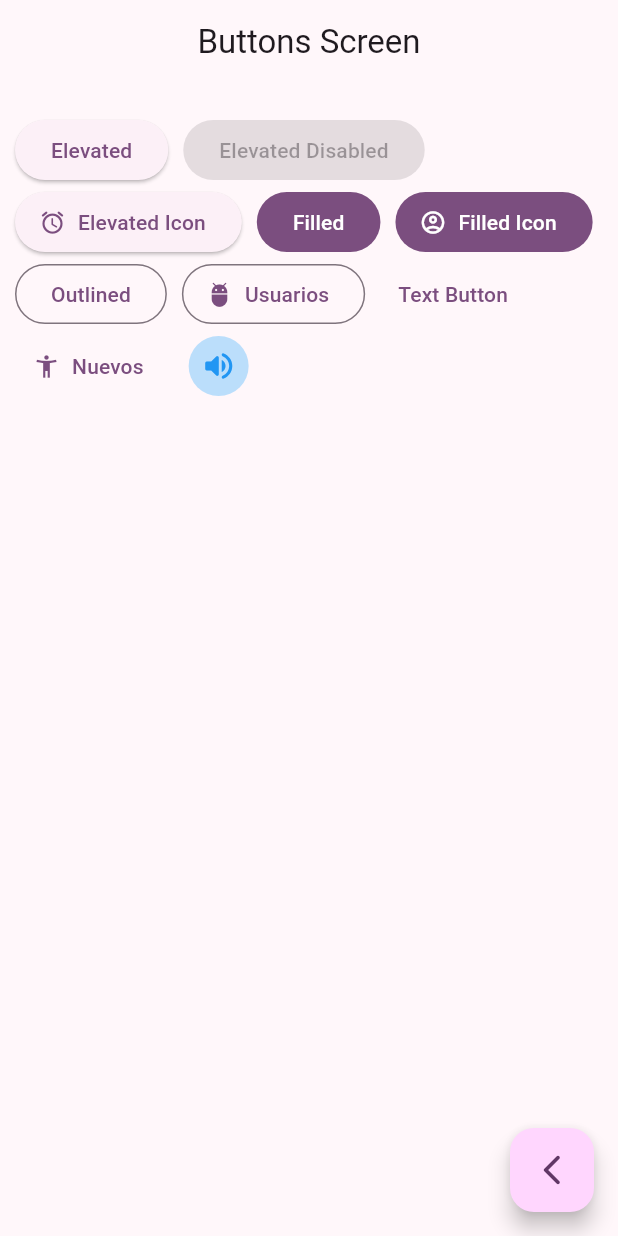
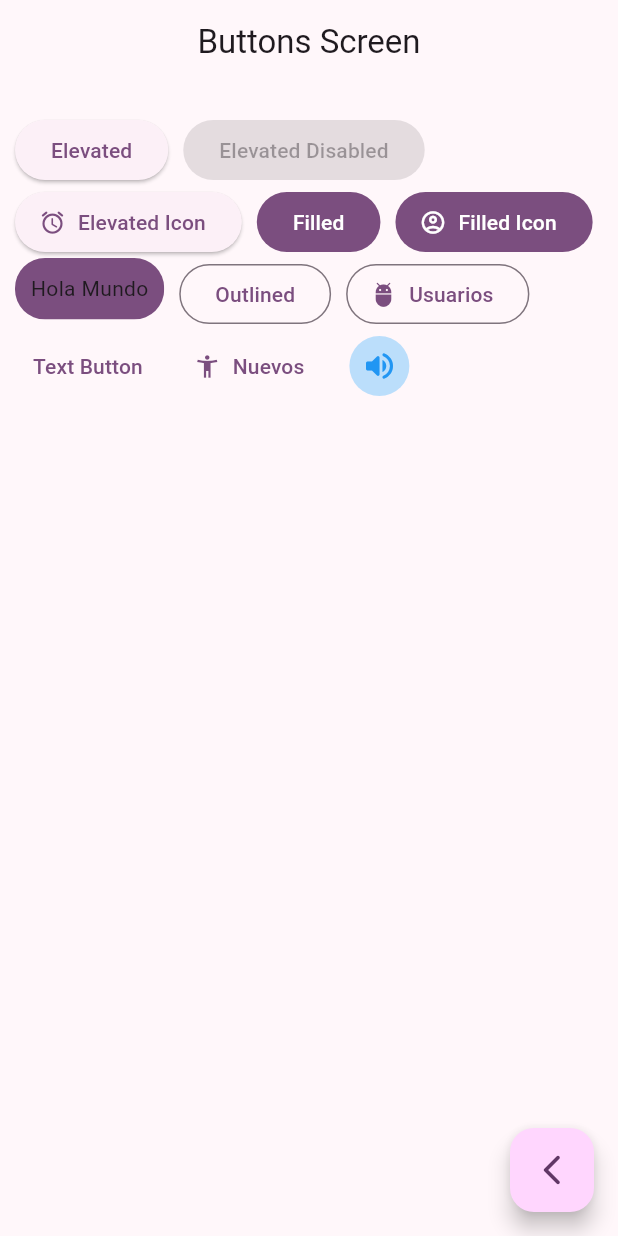
Before and after one commit to ruespe/Flutter, a Flutter app: the ButtonsScreen screen opened by its route, on a phone screen of 412 x 824 dp. Run offline on Flutter 3.47's test engine with Material 3 defaults, Android fonts, the phone set to English and light mode, and no system bars; our stand-ins replace go_router.

Commit message:
Boton Personalizado

```diff
--- a/lib/presentation/screens/buttons/buttons_screen.dart
+++ b/lib/presentation/screens/buttons/buttons_screen.dart
@@ -49,6 +49,8 @@ class _ButtonsView extends StatelessWidget {
               icon: const Icon(Icons.account_circle_outlined),
               label: const Text('Filled Icon'),
             ),
+            const CustomButton(),
+
             OutlinedButton(onPressed: () {}, child: const Text('Outlined')),
             OutlinedButton.icon(
               onPressed: () {},
@@ -65,7 +67,9 @@ class _ButtonsView extends StatelessWidget {
               onPressed: () {},
               icon: const Icon(Icons.volume_up_rounded),
               style: ButtonStyle(
-                backgroundColor: WidgetStatePropertyAll(Colors.blue.shade100), // MaterialStateProperty.all is deprecated usar nueva versión
+                backgroundColor: WidgetStatePropertyAll(
+                  Colors.blue.shade100,
+                ), // MaterialStateProperty.all is deprecated usar nueva versión
                 iconColor: const WidgetStatePropertyAll(Colors.blue),
               ),
             ),
@@ -75,3 +79,30 @@ class _ButtonsView extends StatelessWidget {
     );
   }
 }
+
+class CustomButton extends StatelessWidget {
+  const CustomButton({super.key});
+
+  @override
+  Widget build(BuildContext context) {
+    final colors = Theme.of(context).colorScheme;
+
+    return ClipRRect(
+      //margin: const EdgeInsets.only(left: 10,right: 10,top: 10,bottom: 10),
+      child: Material(
+        color: colors.primary,
+        borderRadius: BorderRadius.circular(20),
+        child: InkWell(
+          onTap: () {},
+          child: Padding(
+            padding: const EdgeInsets.symmetric(
+              vertical: 10.5,
+              horizontal: 10.5,
+            ),
+            child: Text('Hola Mundo'),
+          ),
+        ),
+      ),
+    );
+  }
+}
```
